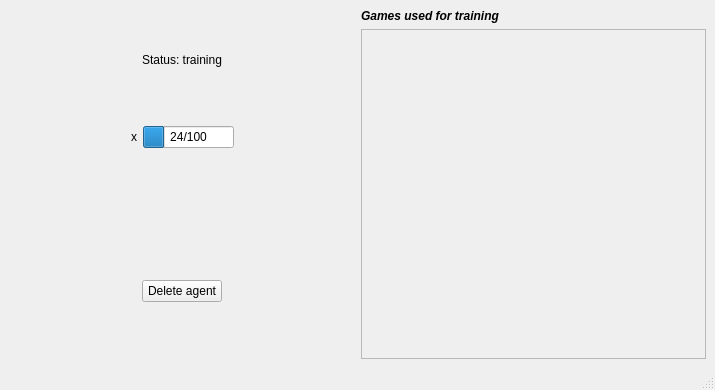
Before: the Qt Designer form agent_detail.ui in francidellungo/Minigrid_HCI-project, drawn with Qt 5.
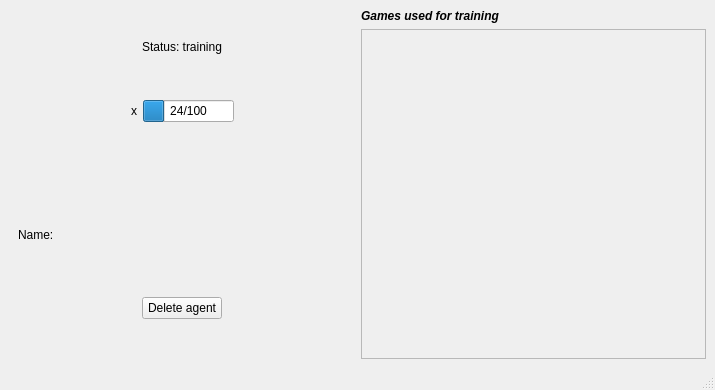
After: the same form once the commit is applied.

Commit message: fixed creation agent in new environment; fix layout bug; minor changes

```diff
--- a/agent_detail.ui
+++ b/agent_detail.ui
@@ -111,6 +111,32 @@
         </item>
        </layout>
       </item>
+      <item>
+       <widget class="QWidget" name="formWidget" native="true">
+        <property name="sizePolicy">
+         <sizepolicy hsizetype="Preferred" vsizetype="Maximum">
+          <horstretch>0</horstretch>
+          <verstretch>0</verstretch>
+         </sizepolicy>
+        </property>
+        <layout class="QFormLayout" name="formLayout">
+         <item row="0" column="0">
+          <widget class="QLabel" name="label">
+           <property name="text">
+            <string>Name:</string>
+           </property>
+          </widget>
+         </item>
+         <item row="0" column="1">
+          <widget class="QLabel" name="txt_name">
+           <property name="text">
+            <string/>
+           </property>
+          </widget>
+         </item>
+        </layout>
+       </widget>
+      </item>
       <item>
        <widget class="QWidget" name="horizontalWidget" native="true">
         <property name="sizePolicy">
```
The commit also changes 5 other files.
